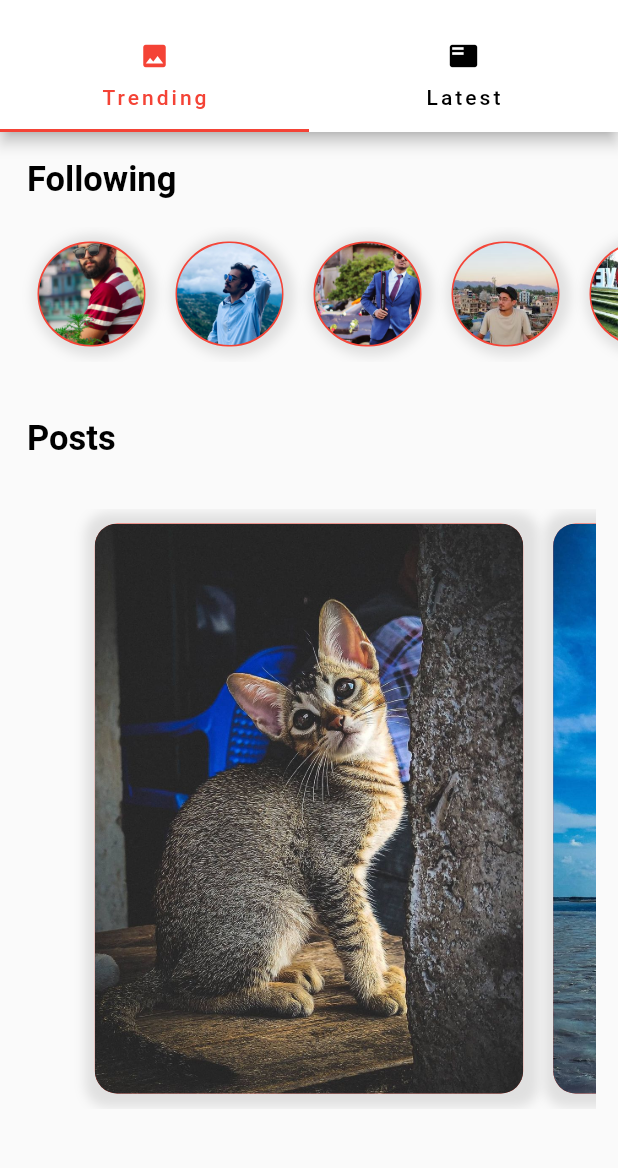
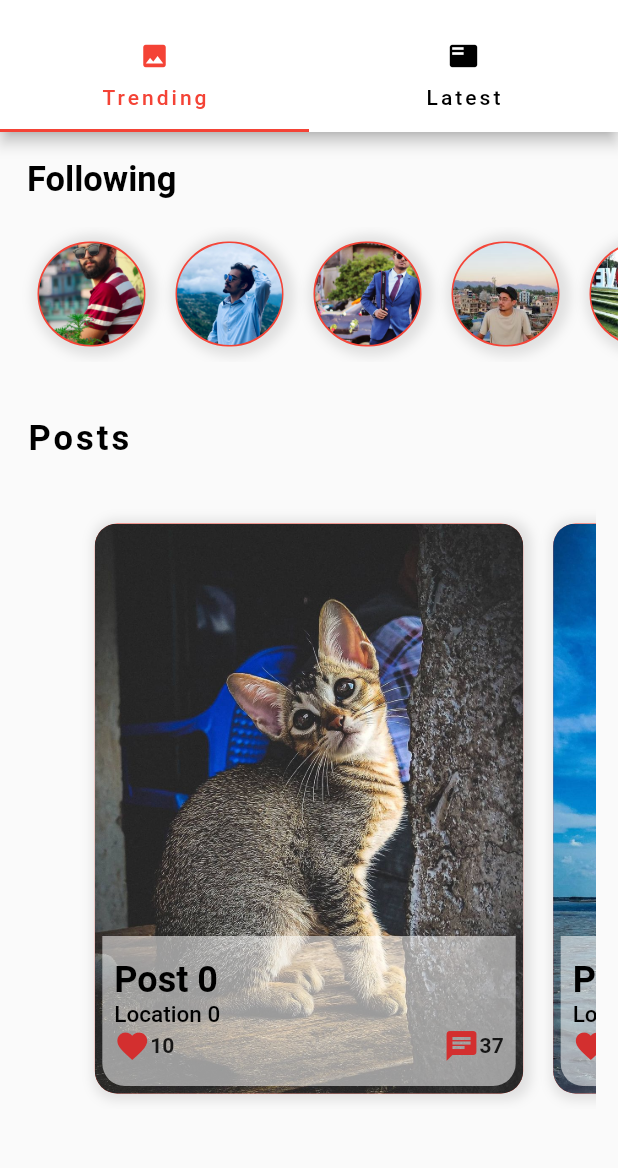
Before and after one commit to nirmalnyure1/PhotoLab, a Flutter app: the HomeScreen screen opened directly, on a phone screen of 412 x 824 dp, the part 63-1231 px from its top. Run offline on Flutter 3.47's test engine with Material 2 defaults, Android fonts, the light colour scheme and no system bars.

Commit message:
post desing completed

```diff
--- a/lib/widgets/post.dart
+++ b/lib/widgets/post.dart
@@ -21,7 +21,8 @@ class PostField extends StatelessWidget {
             style: TextStyle(
                 color: Colors.black,
                 fontSize: 23.0,
-                fontWeight: FontWeight.bold),
+                fontWeight: FontWeight.bold,
+                letterSpacing: 2),
           ),
         ),
         Container(
@@ -47,10 +48,9 @@ class PostField extends StatelessWidget {
                               color: Colors.grey.shade300,
                               offset: Offset(2, 1),
                               blurRadius: 6.0,
-                              spreadRadius: 8,
+                              spreadRadius: 3,
                             ),
                           ]),
-
                       child: ClipRRect(
                         borderRadius: BorderRadius.circular(15.0),
                         child: Image(
@@ -58,6 +58,81 @@ class PostField extends StatelessWidget {
                           width: 300,
                           image: AssetImage(post.imageUrl),
                           fit: BoxFit.cover,
+                        ),
+                      ),
+                    ),
+                    Positioned(
+                      bottom: 5,
+                      left: 5,
+                      right: 5,
+                      child: Container(
+                        height: 100.0,
+                        width: 300,
+                        decoration: BoxDecoration(
+                          color: Colors.white54,
+                          borderRadius: BorderRadius.only(
+                              bottomLeft: Radius.circular(15.0),
+                              bottomRight: Radius.circular(15.0)),
+                        ),
+                        child: Padding(
+                          padding: const EdgeInsets.all(8.0),
+                          child: Column(
+                            mainAxisAlignment: MainAxisAlignment.center,
+                            crossAxisAlignment: CrossAxisAlignment.start,
+                            children: [
+                              Text(
+                                post.title,
+                                style: TextStyle(
+                                  fontSize: 24.0,
+                                  fontWeight: FontWeight.bold,
+                                  color: Colors.black,
+                                ),
+                                overflow: TextOverflow.ellipsis,
+                              ),
+                              Text(
+                                post.location,
+                                style: TextStyle(
+                                  fontSize: 15.0,
+                                  fontWeight: FontWeight.w500,
+                                  color: Colors.black,
+                                ),
+                                overflow: TextOverflow.ellipsis,
+                              ),
+                              Row(
+                                crossAxisAlignment: CrossAxisAlignment.center,
+                                mainAxisAlignment:
+                                    MainAxisAlignment.spaceBetween,
+                                children: [
+                                  Row(
+                                    children: [
+                                      Icon(
+                                        Icons.favorite,
+                                        color: Colors.red.shade700,
+                                      ),
+                                      Text(
+                                        post.likes.toString(),
+                                        style: TextStyle(
+                                            fontWeight: FontWeight.w600),
+                                      )
+                                    ],
+                                  ),
+                                  Row(
+                                    children: [
+                                      Icon(
+                                        Icons.chat,
+                                        color: Colors.red.shade700,
+                                      ),
+                                      Text(
+                                        post.comments.toString(),
+                                        style: TextStyle(
+                                            fontWeight: FontWeight.w600),
+                                      )
+                                    ],
+                                  ),
+                                ],
+                              ),
+                            ],
+                          ),
                         ),
                       ),
                     ),
```
